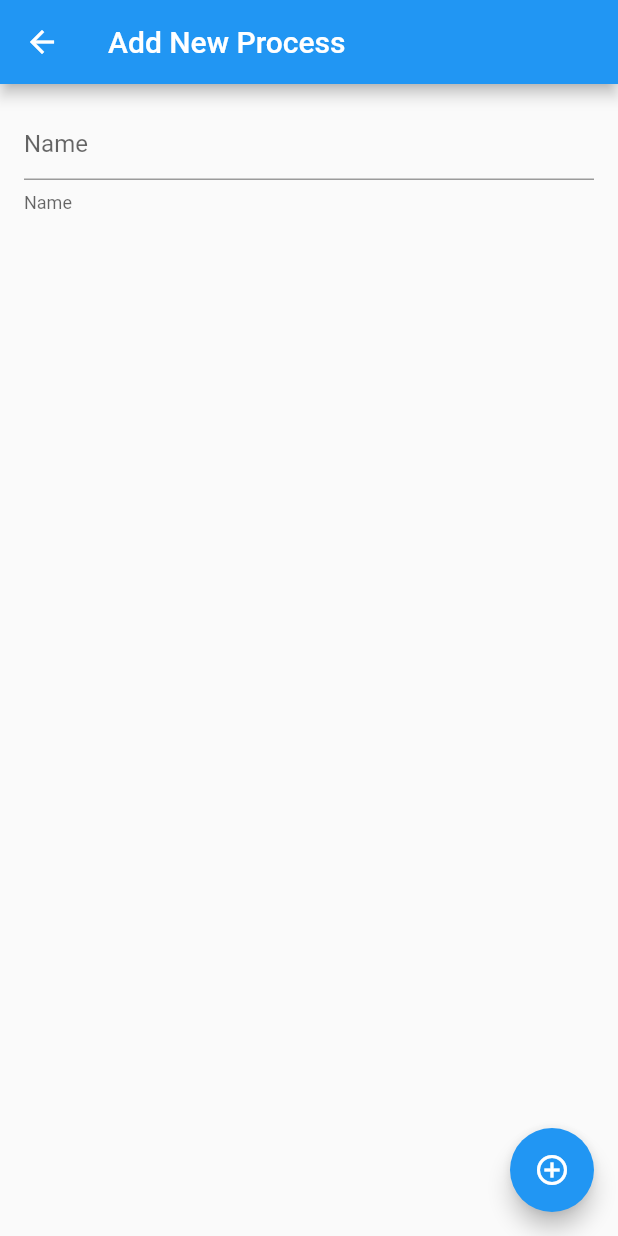
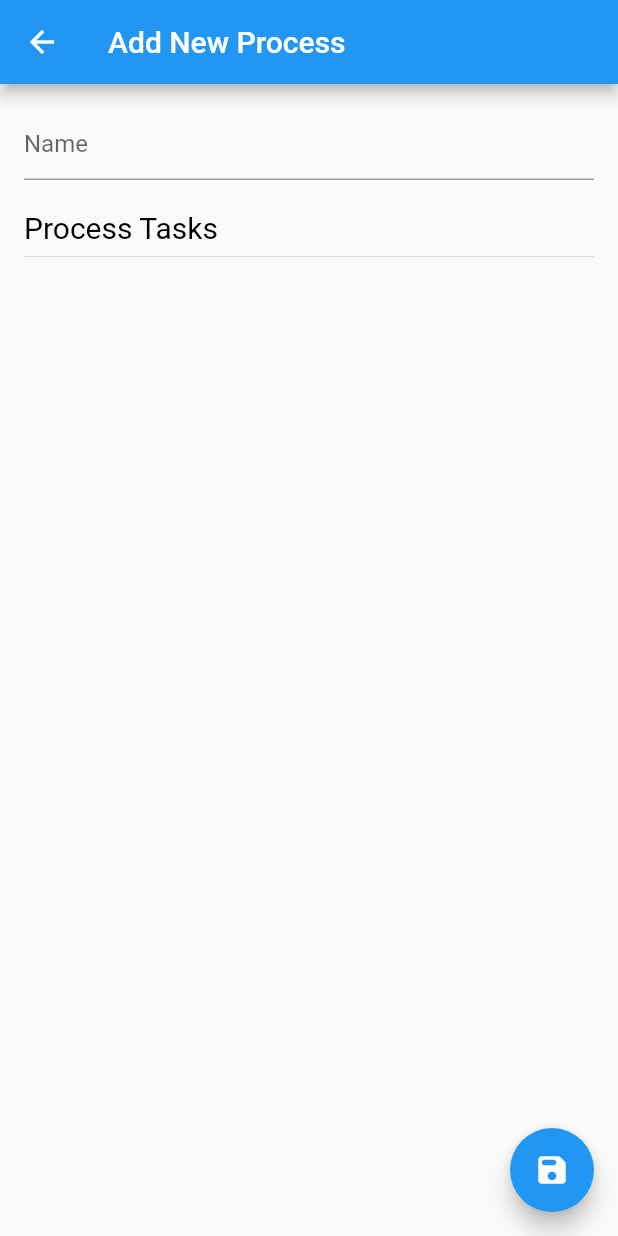
Before and after one commit to awesomedev43/myprocess, a Flutter app: the ProcessTemplateForm screen opened by its route, on a phone screen of 412 x 824 dp. Run offline on Flutter 3.47's test engine with Material 2 defaults, Android fonts, the phone set to English and light mode, and no system bars; our stand-ins replace freezed_annotation, hooks_riverpod.

Commit message:
Add additional fields to form

```diff
--- a/lib/main.dart
+++ b/lib/main.dart
@@ -120,10 +120,23 @@ class _ProcessTemplateFormState extends ConsumerState<ProcessTemplateForm> {
         child: Column(
           children: [
             TextField(
-              decoration:
-                  const InputDecoration(helperText: "Name", hintText: "Name"),
+              decoration: const InputDecoration(hintText: "Name"),
               controller: nameController,
-            )
+            ),
+            const Padding(padding: EdgeInsets.only(top: 20.0)),
+            Align(
+              alignment: Alignment.centerLeft,
+              child: RichText(
+                textAlign: TextAlign.left,
+                text: const TextSpan(
+                    text: 'Process Tasks ',
+                    style: TextStyle(
+                        color: Colors.black,
+                        fontWeight: FontWeight.normal,
+                        fontSize: 20)),
+              ),
+            ),
+            const Divider(),
           ],
         ),
       ),
@@ -132,7 +145,7 @@ class _ProcessTemplateFormState extends ConsumerState<ProcessTemplateForm> {
           Navigator.pop(context);
         },
         tooltip: "New Process",
-        child: const Icon(Icons.add_circle_outline),
+        child: const Icon(Icons.save_rounded),
       ),
     );
   }
```
